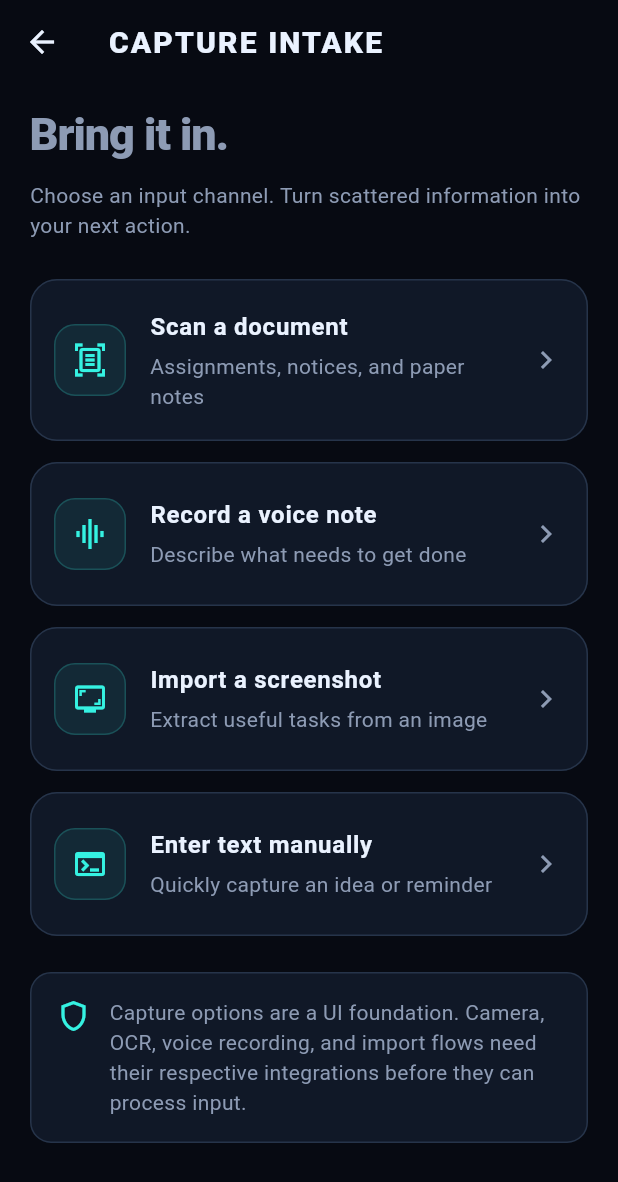
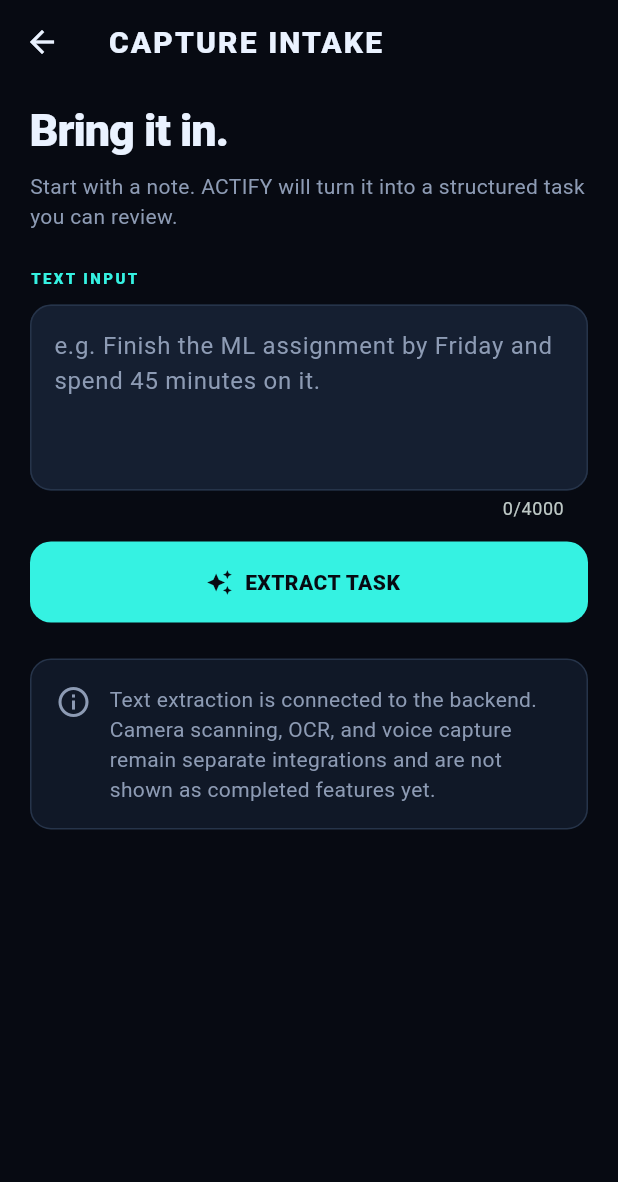
Before and after one commit to VegirajuMahaveerVarma/ACTIFY, a Flutter app: the CaptureScreen screen opened directly, on a phone screen of 412 x 824 dp. Shown: the top 1182 px of the screen. Run offline on Flutter 3.47's test engine with Material 3 defaults, Android fonts, the phone set to English and light mode, and no system bars; our stand-ins replace image_picker, speech_to_text.

Commit message:
Connect text capture to ACTIFY task extraction API

```diff
--- a/mobile/lib/screens/capture/capture_screen.dart
+++ b/mobile/lib/screens/capture/capture_screen.dart
@@ -1,8 +1,59 @@
 import 'package:flutter/material.dart';
+
 import '../../app/theme.dart';
+import '../../services/api_service.dart';
 
-class CaptureScreen extends StatelessWidget {
+class CaptureScreen extends StatefulWidget {
   const CaptureScreen({super.key});
+
+  @override
+  State<CaptureScreen> createState() => _CaptureScreenState();
+}
+
+class _CaptureScreenState extends State<CaptureScreen> {
+  final TextEditingController _inputController = TextEditingController();
+  bool _isExtracting = false;
+  String? _error;
+  Map<String, dynamic>? _extractedTask;
+
+  ApiService get _api => const ApiService(
+        baseUrl: String.fromEnvironment(
+          'ACTIFY_API_URL',
+          defaultValue: 'http://10.0.2.2:8000',
+        ),
+      );
+
+  @override
+  void dispose() {
+    _inputController.dispose();
+    super.dispose();
+  }
+
+  Future<void> _extractTask() async {
+    final input = _inputController.text.trim();
+    if (input.isEmpty) {
+      setState(() => _error = 'Enter a note before extracting a task.');
+      return;
+    }
+
+    setState(() {
+      _isExtracting = true;
+      _error = null;
+      _extractedTask = null;
+    });
+
+    try {
+      final task = await _api.extractTask(input);
+      if (!mounted) return;
+      setState(() => _extractedTask = task);
+    } catch (_) {
+      if (!mounted) return;
+      setState(() => _error =
+          'Could not reach ACTIFY. Check that the backend is running and ACTIFY_API_URL is configured for your device.');
+    } finally {
+      if (mounted) setState(() => _isExtracting = false);
+    }
+  }
 
   @override
   Widget build(BuildContext context) {
@@ -17,46 +68,207 @@
       body: ListView(
         padding: const EdgeInsets.fromLTRB(20, 12, 20, 24),
         children: [
+          Text('Bring it in.', style: Theme.of(context).textTheme.headlineLarge),
+          const SizedBox(height: 8),
+          Text(
+            'Start with a note. ACTIFY will turn it into a structured task you can review.',
+            style: Theme.of(context).textTheme.bodyMedium,
+          ),
+          const SizedBox(height: 24),
           const Text(
-            'Bring it in.',
+            'TEXT INPUT',
             style: TextStyle(
-              fontSize: 30,
+              color: ActifyTheme.neonCyan,
+              fontSize: 10,
               fontWeight: FontWeight.w800,
-              letterSpacing: -0.7,
+              letterSpacing: 1.6,
             ),
           ),
+          const SizedBox(height: 10),
+          TextField(
+            controller: _inputController,
+            minLines: 4,
+            maxLines: 8,
+            maxLength: 4000,
+            textCapitalization: TextCapitalization.sentences,
+            decoration: const InputDecoration(
+              hintText: 'e.g. Finish the ML assignment by Friday and spend 45 minutes on it.',
+              alignLabelWithHint: true,
+            ),
+            onChanged: (_) {
+              if (_error != null) setState(() => _error = null);
+            },
+          ),
+          const SizedBox(height: 14),
+          SizedBox(
+            width: double.infinity,
+            child: FilledButton.icon(
+              onPressed: _isExtracting ? null : _extractTask,
+              icon: _isExtracting
+                  ? const SizedBox(
+                      width: 18,
+                      height: 18,
+                      child: CircularProgressIndicator(
+                        strokeWidth: 2,
+                        color: ActifyTheme.background,
+                      ),
+                    )
+                  : const Icon(Icons.auto_awesome),
+              label: Text(_isExtracting ? 'ANALYZING INPUT...' : 'EXTRACT TASK'),
+            ),
+          ),
+          if (_error != null) ...[
+            const SizedBox(height: 14),
+            _MessageCard(message: _error!, isError: true),
+          ],
+          if (_extractedTask != null) ...[
+            const SizedBox(height: 22),
+            _ExtractedTaskCard(task: _extractedTask!),
+          ],
+          const SizedBox(height: 24),
+          const _CapabilityNote(),
+        ],
+      ),
+    );
+  }
+}
+
+class _ExtractedTaskCard extends StatelessWidget {
+  final Map<String, dynamic> task;
+
+  const _ExtractedTaskCard({required this.task});
+
+  @override
+  Widget build(BuildContext context) {
+    final priority = (task['priority'] as String? ?? 'medium').toUpperCase();
+    final priorityColor = switch (priority.toLowerCase()) {
+      'high' => const Color(0xFFFF6B8A),
+      'low' => ActifyTheme.neonCyan,
+      _ => ActifyTheme.neonViolet,
+    };
+
+    return Container(
+      padding: const EdgeInsets.all(18),
+      decoration: BoxDecoration(
+        color: ActifyTheme.surface,
+        borderRadius: BorderRadius.circular(18),
+        border: Border.all(color: ActifyTheme.neonCyan.withValues(alpha: 0.4)),
+      ),
+      child: Column(
+        crossAxisAlignment: CrossAxisAlignment.start,
+        children: [
+          const Row(
+            children: [
+              Icon(Icons.check_circle_outline, color: ActifyTheme.neonCyan),
+              SizedBox(width: 8),
+              Text(
+                'EXTRACTED TASK',
+                style: TextStyle(
+                  color: ActifyTheme.neonCyan,
+                  fontWeight: FontWeight.w800,
+                  fontSize: 11,
+                  letterSpacing: 1.4,
+                ),
+              ),
+            ],
+          ),
+          const SizedBox(height: 16),
+          Text(
+            task['title'] as String? ?? 'Untitled task',
+            style: Theme.of(context).textTheme.titleLarge,
+          ),
+          if ((task['description'] as String? ?? '').isNotEmpty) ...[
             const SizedBox(height: 8),
+            Text(task['description'] as String,
+                style: Theme.of(context).textTheme.bodyMedium),
+          ],
+          const SizedBox(height: 14),
+          Wrap(
+            spacing: 8,
+            runSpacing: 8,
+            children: [
+              _Tag(label: priority, color: priorityColor),
+              _Tag(
+                label: '${task['estimated_minutes'] ?? 30} MIN',
+                color: ActifyTheme.electricBlue,
+              ),
+              _Tag(
+                label: (task['category'] as String? ?? 'general').toUpperCase(),
+                color: ActifyTheme.neonViolet,
+              ),
+            ],
+          ),
+          const SizedBox(height: 12),
           Text(
-            'Choose an input channel. Turn scattered information into your next action.',
-            style: Theme.of(context).textTheme.bodyMedium,
+            'Provider: ${task['provider'] ?? 'unknown'} · Confidence: ${((task['confidence'] as num?) ?? 0).toStringAsFixed(2)}',
+            style: Theme.of(context).textTheme.bodySmall,
           ),
-          const SizedBox(height: 26),
-          const _CaptureTile(
-            icon: Icons.document_scanner_outlined,
-            title: 'Scan a document',
-            subtitle: 'Assignments, notices, and paper notes',
-            tag: 'CAMERA',
+          if (task['deadline'] != null) ...[
+            const SizedBox(height: 8),
+            Text('Deadline: ${task['deadline']}',
+                style: Theme.of(context).textTheme.bodyMedium),
+          ],
+        ],
       ),
-          const _CaptureTile(
-            icon: Icons.graphic_eq,
-            title: 'Record a voice note',
-            subtitle: 'Describe what needs to get done',
-            tag: 'AUDIO',
+    );
+  }
+}
+
+class _Tag extends StatelessWidget {
+  final String label;
+  final Color color;
+
+  const _Tag({required this.label, required this.color});
+
+  @override
+  Widget build(BuildContext context) {
+    return Container(
+      padding: const EdgeInsets.symmetric(horizontal: 10, vertical: 6),
+      decoration: BoxDecoration(
+        color: color.withValues(alpha: 0.1),
+        borderRadius: BorderRadius.circular(7),
+        border: Border.all(color: color.withValues(alpha: 0.4)),
       ),
-          const _CaptureTile(
-            icon: Icons.screenshot_monitor_outlined,
-            title: 'Import a screenshot',
-            subtitle: 'Extract useful tasks from an image',
-            tag: 'IMAGE',
+      child: Text(
+        label,
+        style: TextStyle(
+          color: color,
+          fontSize: 10,
+          fontWeight: FontWeight.w800,
+          letterSpacing: 0.6,
         ),
-          const _CaptureTile(
-            icon: Icons.terminal,
-            title: 'Enter text manually',
-            subtitle: 'Quickly capture an idea or reminder',
-            tag: 'TEXT',
       ),
-          const SizedBox(height: 10),
-          Container(
+    );
+  }
+}
+
+class _MessageCard extends StatelessWidget {
+  final String message;
+  final bool isError;
+
+  const _MessageCard({required this.message, required this.isError});
+
+  @override
+  Widget build(BuildContext context) {
+    final color = isError ? const Color(0xFFFF6B8A) : ActifyTheme.neonCyan;
+    return Container(
+      padding: const EdgeInsets.all(14),
+      decoration: BoxDecoration(
+        color: color.withValues(alpha: 0.08),
+        borderRadius: BorderRadius.circular(12),
+        border: Border.all(color: color.withValues(alpha: 0.35)),
+      ),
+      child: Text(message, style: TextStyle(color: color, height: 1.45)),
+    );
+  }
+}
+
+class _CapabilityNote extends StatelessWidget {
+  const _CapabilityNote();
+
+  @override
+  Widget build(BuildContext context) {
+    return Container(
       padding: const EdgeInsets.all(16),
       decoration: BoxDecoration(
         color: ActifyTheme.surface,
@@ -66,15 +278,12 @@
       child: const Row(
         crossAxisAlignment: CrossAxisAlignment.start,
         children: [
-                Icon(Icons.shield_outlined, color: ActifyTheme.neonCyan),
+          Icon(Icons.info_outline, color: ActifyTheme.textMuted),
           SizedBox(width: 12),
           Expanded(
             child: Text(
-                    'Capture options are a UI foundation. Camera, OCR, voice recording, and import flows need their respective integrations before they can process input.',
+              'Text extraction is connected to the backend. Camera scanning, OCR, and voice capture remain separate integrations and are not shown as completed features yet.',
               style: TextStyle(color: ActifyTheme.textMuted, height: 1.4),
-                  ),
-                ),
-              ],
             ),
           ),
         ],
@@ -82,42 +291,3 @@
     );
   }
 }
-
-class _CaptureTile extends StatelessWidget {
-  final IconData icon;
-  final String title;
-  final String subtitle;
-  final String tag;
-
-  const _CaptureTile({
-    required this.icon,
-    required this.title,
-    required this.subtitle,
-    required this.tag,
-  });
-
-  @override
-  Widget build(BuildContext context) {
-    return Card(
-      child: ListTile(
-        contentPadding: const EdgeInsets.symmetric(horizontal: 16, vertical: 12),
-        leading: Container(
-          width: 48,
-          height: 48,
-          decoration: BoxDecoration(
-            color: ActifyTheme.neonCyan.withValues(alpha: 0.08),
-            borderRadius: BorderRadius.circular(14),
-            border: Border.all(color: ActifyTheme.neonCyan.withValues(alpha: 0.2)),
-          ),
-          child: Icon(icon, color: ActifyTheme.neonCyan),
-        ),
-        title: Text(title, style: const TextStyle(fontWeight: FontWeight.w700)),
-        subtitle: Padding(
-          padding: const EdgeInsets.only(top: 5),
-          child: Text(subtitle, style: Theme.of(context).textTheme.bodyMedium),
-        ),
-        trailing: const Icon(Icons.chevron_right, color: ActifyTheme.textMuted),
-      ),
-    );
-  }
-}
```
Lines whose indentation alone changed are shown as unchanged.
